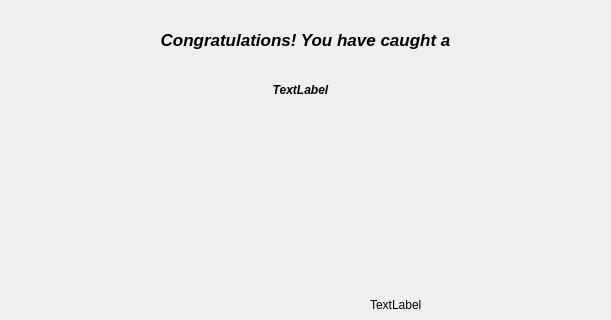
First picture: the form in A8/view.ui, repository University-of-Utah-CS3505/a8-edu-app-xing-liu123, before the edit; both pictures show x 90 to 701 and y 0 to 320 of the 800 by 600 pixel window.
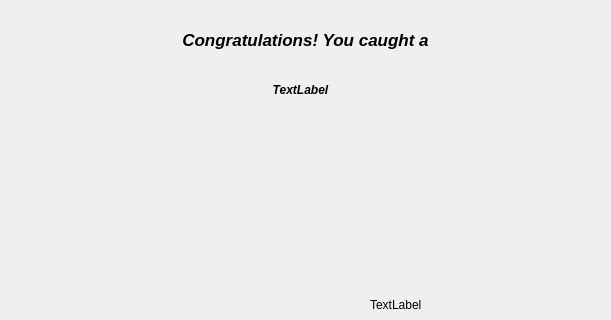
Second picture: the form after the edit. The open tabs and pages were chosen to show the change.

Patch:
```diff
--- a/A8/view.ui
+++ b/A8/view.ui
@@ -450,7 +450,7 @@
        </font>
       </property>
       <property name="text">
-       <string>Congratulations! You have caught a</string>
+       <string>Congratulations! You caught a</string>
       </property>
       <property name="alignment">
        <set>Qt::AlignCenter</set>
```
Left out of the diff: 6 changed lines with no effect on the pictures.
